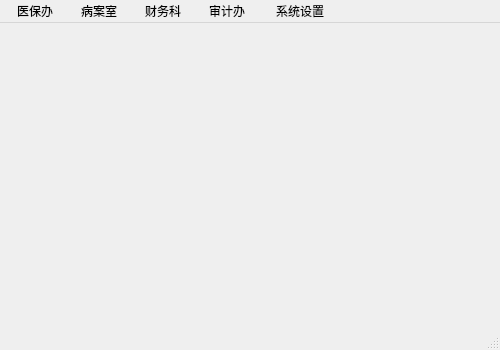
First picture: the form in mainwindow.ui, repository mxdmly/GlassMars, before the edit.
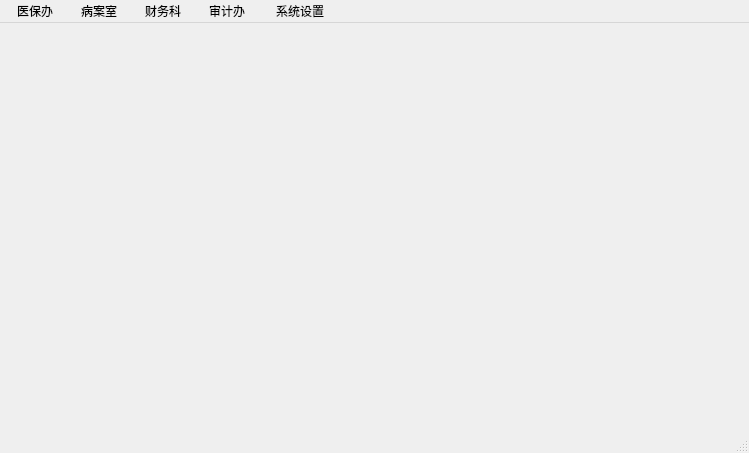
Second picture: the form after the edit.

Patch:
```diff
--- a/mainwindow.ui
+++ b/mainwindow.ui
@@ -6,8 +6,8 @@
    <rect>
     <x>0</x>
     <y>0</y>
-    <width>500</width>
-    <height>350</height>
+    <width>749</width>
+    <height>453</height>
    </rect>
   </property>
   <property name="windowTitle">
@@ -19,8 +19,8 @@
     <rect>
      <x>0</x>
      <y>0</y>
-     <width>500</width>
-     <height>23</height>
+     <width>749</width>
+     <height>17</height>
     </rect>
    </property>
    <widget class="QMenu" name="menu">
```
Left out of the diff: 20 changed lines with no effect on the pictures.
